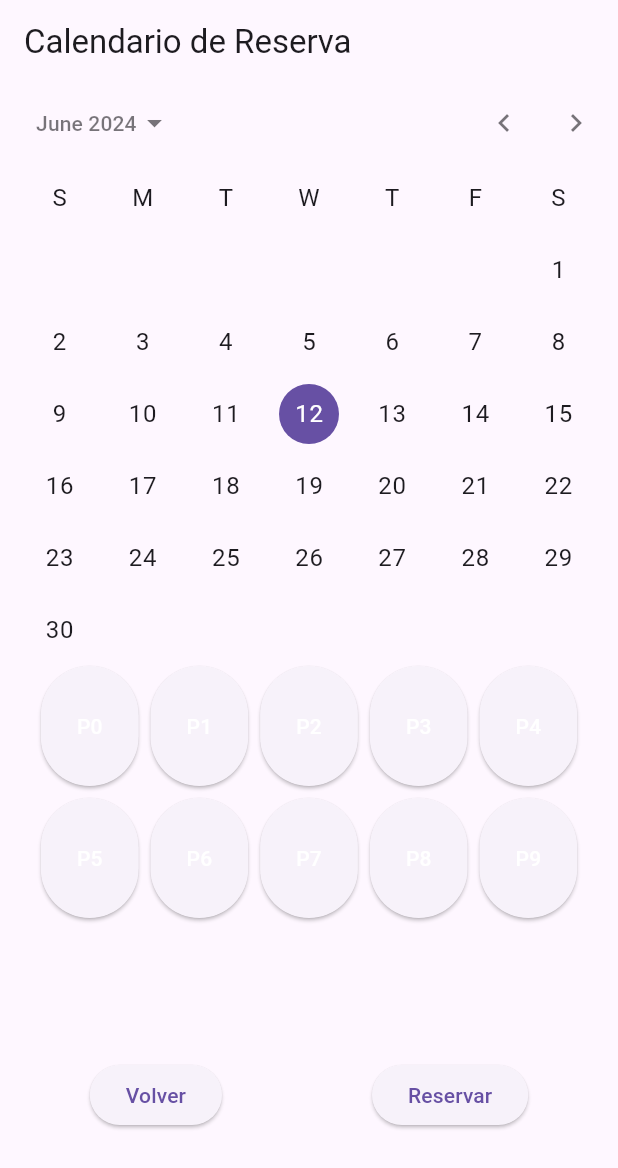
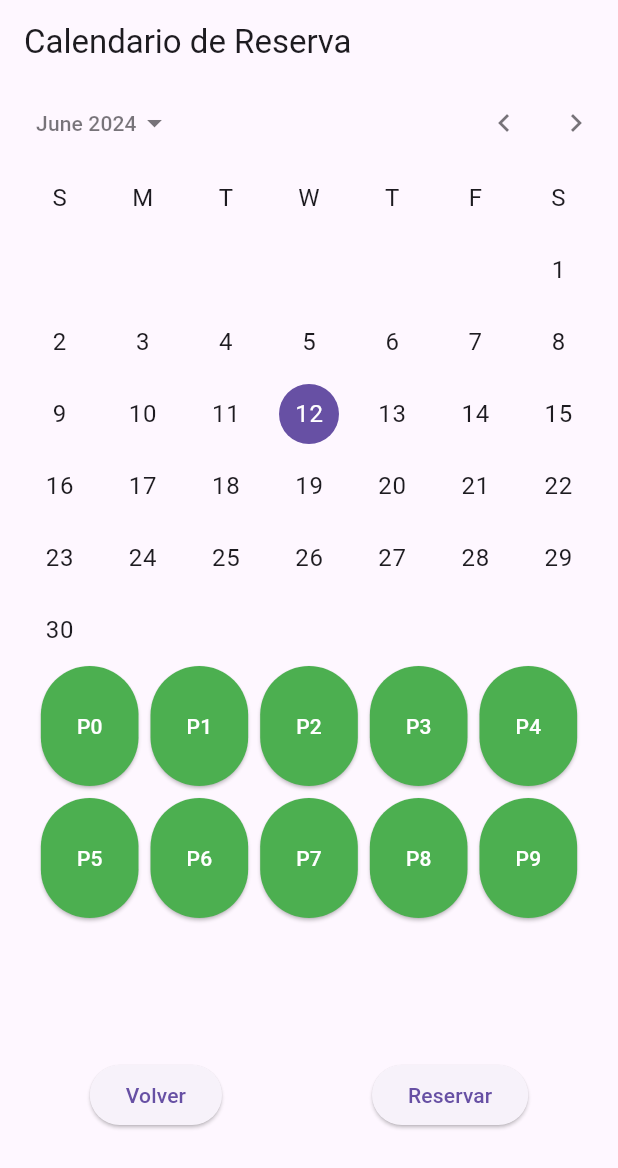
Before and after one commit to lautaro2034/tp3, a Flutter app: the CalendarDemo screen opened by its route, on a phone screen of 412 x 824 dp. Shown: the top 1168 px of the screen. Run offline on Flutter 3.47's test engine with Material 3 defaults, Android fonts, the phone set to English and light mode, and no system bars; our stand-ins replace cloud_firestore, firebase_auth, firebase_core, flutter_riverpod, go_router, google_nav_bar and 1 more; accounts and stored records are empty.

```diff
--- a/lib/presentations/widgets/lote.dart
+++ b/lib/presentations/widgets/lote.dart
@@ -17,8 +17,9 @@ class Lote extends StatelessWidget {
     return ElevatedButton(
         onPressed: onSelected,
         style: ButtonStyle(
-            // backgroundColor:  WidgetStateProperty.all( isSelected ? Colors.red : Colors.green)
-            ),
+          backgroundColor:
+              MaterialStateProperty.all(isSelected ? Colors.red : Colors.green),
+        ),
 
         //Nro de lote
         child: Text(
```
